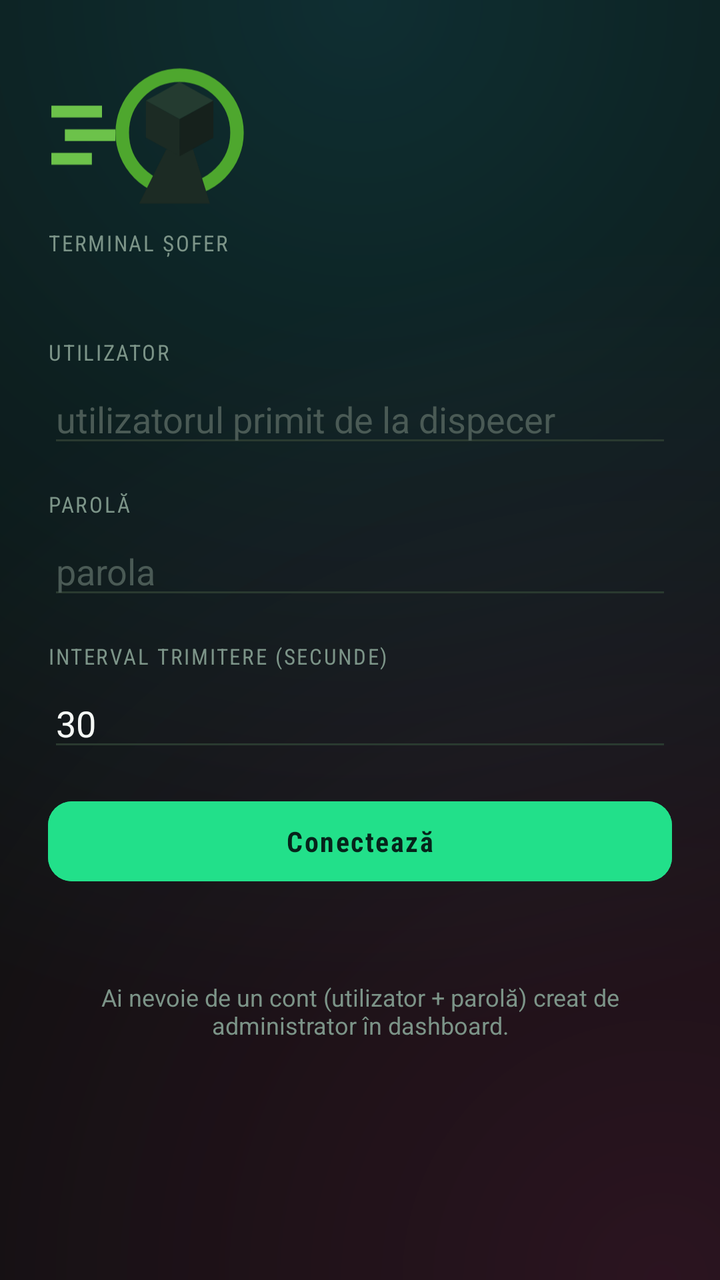
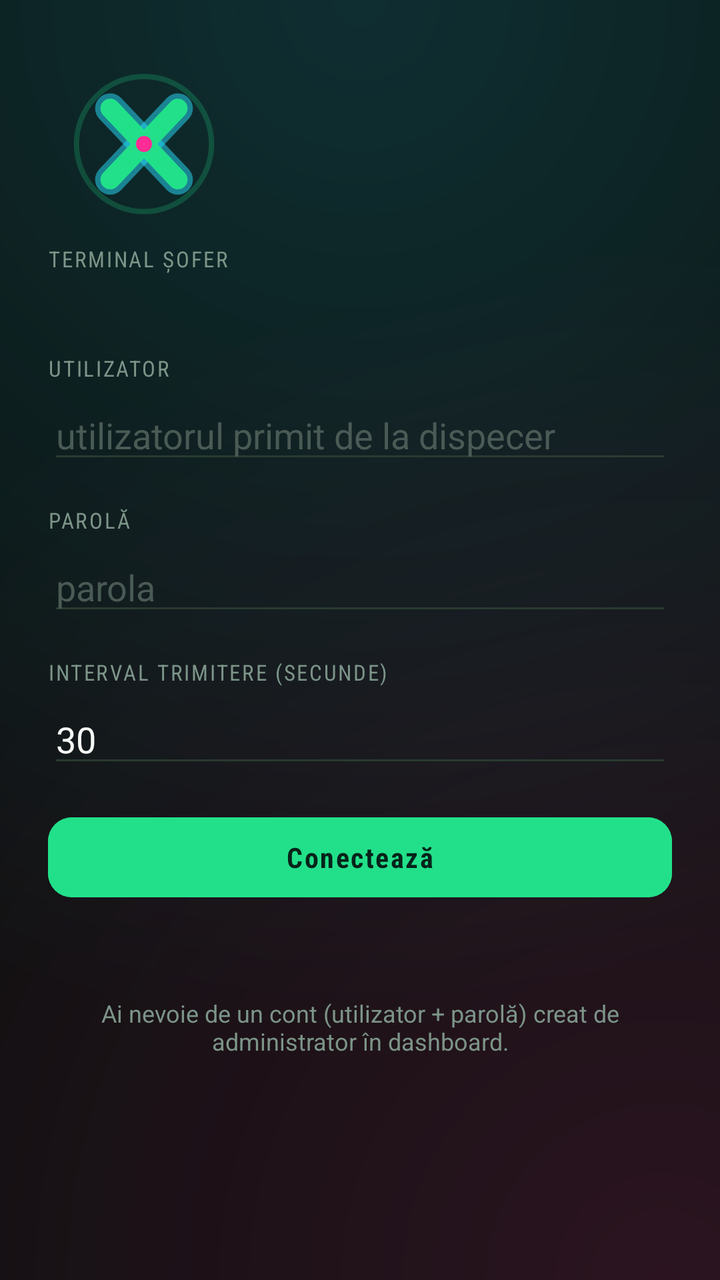

The first picture is an Android layout as it rendered before a commit; the second is the same layout after the commit. The layout source and the unified diff follow.
<!-- AndroidManifest.xml: application theme Theme.Material3.DayNight.NoActionBar -->
<!-- res/layout/activity_main.xml -->
<?xml version="1.0" encoding="utf-8"?>
<ScrollView xmlns:android="http://schemas.android.com/apk/res/android"
    xmlns:app="http://schemas.android.com/apk/res-auto"
    android:layout_width="match_parent"
    android:layout_height="match_parent"
    android:background="@drawable/bg_underground"
    android:fillViewport="true">

    <LinearLayout
        android:layout_width="match_parent"
        android:layout_height="wrap_content"
        android:orientation="vertical"
        android:padding="24dp">

        
        <LinearLayout
            android:layout_width="match_parent"
            android:layout_height="wrap_content"
            android:orientation="horizontal"
            android:gravity="center_vertical">

            <LinearLayout
                android:layout_width="0dp"
                android:layout_height="wrap_content"
                android:layout_weight="1"
                android:orientation="vertical">

                <ImageView
                    android:layout_width="wrap_content"
                    android:layout_height="88dp"
                    android:adjustViewBounds="true"
                    android:src="@drawable/ic_logo"
                    android:contentDescription="@string/app_name" />

                <TextView
                    style="@style/Lbl"
                    android:layout_marginTop="2dp"
                    android:text="Terminal șofer"
                    android:textColor="#7c9488" />
            </LinearLayout>

            <com.google.android.material.imageview.ShapeableImageView
                android:id="@+id/ivProfile"
                android:layout_width="44dp"
                android:layout_height="44dp"
                android:scaleType="centerCrop"
                android:background="#173a2a"
                android:visibility="gone"
                app:shapeAppearanceOverlay="@style/CircleImage"
                app:strokeColor="#2fe08a"
                app:strokeWidth="2dp" />
        </LinearLayout>

        
        <LinearLayout
            android:id="@+id/loginBox"
            android:layout_width="match_parent"
            android:layout_height="wrap_content"
            android:orientation="vertical"
            android:layout_marginTop="20dp">

            <TextView style="@style/Lbl" android:text="Utilizator" />
            <EditText
                android:id="@+id/etUser"
                style="@style/Inp"
                android:hint="utilizatorul primit de la dispecer"
                android:inputType="text"
                android:autofillHints="username" />

            <TextView style="@style/Lbl" android:text="Parolă" />
            <EditText
                android:id="@+id/etPass"
                style="@style/Inp"
                android:hint="parola"
                android:inputType="textPassword"
                android:autofillHints="password" />

            <TextView style="@style/Lbl" android:text="Interval trimitere (secunde)" />
            <EditText
                android:id="@+id/etInterval"
                style="@style/Inp"
                android:text="30"
                android:inputType="number" />

            <Button
                android:id="@+id/btnLogin"
                android:layout_width="match_parent"
                android:layout_height="wrap_content"
                android:layout_marginTop="16dp"
                android:backgroundTint="#22e08a"
                android:textColor="#06231a"
                android:fontFamily="sans-serif-condensed"
                android:textStyle="bold"
                android:letterSpacing="0.06"
                app:cornerRadius="12dp"
                android:text="Conectează" />

            <TextView
                android:id="@+id/tvLoginErr"
                android:layout_width="match_parent"
                android:layout_height="wrap_content"
                android:layout_marginTop="12dp"
                android:gravity="center"
                android:textColor="#ff5b60"
                android:textSize="13sp"
                android:text="" />

            <TextView
                android:layout_width="match_parent"
                android:layout_height="wrap_content"
                android:layout_marginTop="16dp"
                android:gravity="center"
                android:textColor="#7c9488"
                android:textSize="12sp"
                android:text="Ai nevoie de un cont (utilizator + parolă) creat de administrator în dashboard." />
        </LinearLayout>

        
        <LinearLayout
            android:id="@+id/onlineBox"
            android:layout_width="match_parent"
            android:layout_height="wrap_content"
            android:orientation="vertical"
            android:gravity="center_horizontal"
            android:visibility="gone">

            <TextView
                android:id="@+id/tvStatus"
                android:layout_width="wrap_content"
                android:layout_height="wrap_content"
                android:layout_marginTop="40dp"
                android:layout_marginBottom="20dp"
                android:text="○ OFFLINE"
                android:textSize="20sp"
                android:textStyle="bold" />

            <Button
                android:id="@+id/btnToggle"
                android:layout_width="match_parent"
                android:layout_height="120dp"
                android:backgroundTint="#22e08a"
                android:textColor="#06231a"
                android:textSize="26sp"
                android:textStyle="bold"
                android:fontFamily="sans-serif-condensed"
                android:letterSpacing="0.12"
                app:cornerRadius="16dp"
                android:text="GO ONLINE" />

            <Button
                android:id="@+id/btnRoutes"
                android:layout_width="match_parent"
                android:layout_height="wrap_content"
                android:layout_marginTop="28dp"
                android:backgroundTint="#18221d"
                android:textColor="#bdefff"
                android:fontFamily="sans-serif-condensed"
                android:letterSpacing="0.04"
                app:cornerRadius="12dp"
                app:strokeColor="#5528e0ff"
                app:strokeWidth="1dp"
                android:text="🛣️ Trasee" />

            <Button
                android:id="@+id/btnCourses"
                android:layout_width="match_parent"
                android:layout_height="wrap_content"
                android:layout_marginTop="12dp"
                android:backgroundTint="#18221d"
                android:textColor="#c9f7e6"
                android:fontFamily="sans-serif-condensed"
                android:letterSpacing="0.04"
                app:cornerRadius="12dp"
                app:strokeColor="#5522e08a"
                app:strokeWidth="1dp"
                android:text="💬 Chat cu dispecerul" />

            <TextView
                android:layout_width="match_parent"
                android:layout_height="wrap_content"
                android:layout_marginTop="28dp"
                android:textColor="#6e7681"
                android:textSize="12sp"
                android:text="La pornire alege „Permite tot timpul” pentru locație, ca urmărirea să meargă și cu telefonul blocat. Apasă iconița din dreapta sus pentru cont / deconectare." />
        </LinearLayout>

    </LinearLayout>
</ScrollView>
<!-- resources referenced by this layout -->
<resources>
  <!-- drawable bg_underground (drawable) -->
  <?xml version="1.0" encoding="utf-8"?>
  <layer-list xmlns:android="http://schemas.android.com/apk/res/android">
      <item>
          <shape android:shape="rectangle">
              <solid android:color="#0a0f0d" />
          </shape>
      </item>
      <item>
          <shape android:shape="rectangle">
              <gradient
                  android:type="radial"
                  android:gradientRadius="520dp"
                  android:centerX="0.5"
                  android:centerY="0.0"
                  android:startColor="#2628e0ff"
                  android:endColor="#000a0f0d" />
          </shape>
      </item>
      <item>
          <shape android:shape="rectangle">
              <gradient
                  android:type="radial"
                  android:gradientRadius="520dp"
                  android:centerX="0.92"
                  android:centerY="1.0"
                  android:startColor="#22ff2d95"
                  android:endColor="#000a0f0d" />
          </shape>
      </item>
  </layer-list>
  <!-- drawable ic_logo (drawable) -->
  <vector xmlns:android="http://schemas.android.com/apk/res/android"
      android:width="128dp"
      android:height="104dp"
      android:viewportWidth="128"
      android:viewportHeight="104">
      
      <path android:fillColor="#6cc24a" android:pathData="M2,34 h30 v7 h-30 z" />
      <path android:fillColor="#6cc24a" android:pathData="M10,48 h30 v7 h-30 z" />
      <path android:fillColor="#6cc24a" android:pathData="M2,62 h24 v7 h-24 z" />
      
      <path
          android:fillColor="#00000000"
          android:strokeColor="#4ea72e"
          android:strokeWidth="8"
          android:pathData="M44,50 a34,34 0 1,1 68,0 a34,34 0 1,1 -68,0" />
      
      <path android:fillColor="#1c2b24" android:pathData="M54,92 L70,60 L86,60 L96,92 Z" />
      
      <path android:fillColor="#243b30" android:pathData="M78,20 L98,31 L78,42 L58,31 Z" />
      <path android:fillColor="#1c2b24" android:pathData="M58,31 L78,42 L78,64 L58,53 Z" />
      <path android:fillColor="#16211c" android:pathData="M98,31 L78,42 L78,64 L98,53 Z" />
  </vector>
  <string name="app_name">Street X Underground</string>
  <style name="CircleImage">
          <item name="cornerFamily">rounded</item>
          <item name="cornerSize">50%</item>
      </style>
  <style name="Inp">
          <item name="android:layout_width">match_parent</item>
          <item name="android:layout_height">wrap_content</item>
          <item name="android:textColor">#f5f8f5</item>
          <item name="android:textColorHint">#4a5a55</item>
          <item name="android:backgroundTint">#2a3a30</item>
      </style>
  <style name="Lbl">
          <item name="android:layout_width">wrap_content</item>
          <item name="android:layout_height">wrap_content</item>
          <item name="android:layout_marginTop">16dp</item>
          <item name="android:layout_marginBottom">4dp</item>
          <item name="android:textColor">#7c9488</item>
          <item name="android:textSize">11sp</item>
          <item name="android:fontFamily">sans-serif-condensed</item>
          <item name="android:letterSpacing">0.08</item>
          <item name="android:textAllCaps">true</item>
      </style>
</resources>

<!-- the commit's change to res/layout/activity_main.xml (unified diff, before → after) -->
@@ -27,9 +27,9 @@
 
                 <ImageView
                     android:layout_width="wrap_content"
-                    android:layout_height="88dp"
+                    android:layout_height="96dp"
                     android:adjustViewBounds="true"
-                    android:src="@drawable/ic_logo"
+                    android:src="@drawable/ic_launcher_foreground"
                     android:contentDescription="@string/app_name" />
 
                 <TextView
<!-- resource entries referenced after the edit -->
@@ -31,28 +31,45 @@
           </shape>
       </item>
   </layer-list>
-  <!-- drawable ic_logo (drawable) -->
+  <!-- drawable ic_launcher_foreground (drawable) -->
   <vector xmlns:android="http://schemas.android.com/apk/res/android"
-      android:width="128dp"
-      android:height="104dp"
-      android:viewportWidth="128"
-      android:viewportHeight="104">
-      
-      <path android:fillColor="#6cc24a" android:pathData="M2,34 h30 v7 h-30 z" />
-      <path android:fillColor="#6cc24a" android:pathData="M10,48 h30 v7 h-30 z" />
-      <path android:fillColor="#6cc24a" android:pathData="M2,62 h24 v7 h-24 z" />
+      android:width="108dp"
+      android:height="108dp"
+      android:viewportWidth="108"
+      android:viewportHeight="108">
       
       <path
           android:fillColor="#00000000"
-          android:strokeColor="#4ea72e"
-          android:strokeWidth="8"
-          android:pathData="M44,50 a34,34 0 1,1 68,0 a34,34 0 1,1 -68,0" />
+          android:strokeColor="#22e08a"
+          android:strokeAlpha="0.22"
+          android:strokeWidth="3"
+          android:pathData="M54,54m-38,0a38,38 0 1,0 76,0a38,38 0 1,0 -76,0" />
       
-      <path android:fillColor="#1c2b24" android:pathData="M54,92 L70,60 L86,60 L96,92 Z" />
+      <path
+          android:strokeColor="#28e0ff"
+          android:strokeAlpha="0.5"
+          android:strokeWidth="17"
+          android:strokeLineCap="round"
+          android:pathData="M35,34 L73,74" />
+      <path
+          android:strokeColor="#28e0ff"
+          android:strokeAlpha="0.5"
+          android:strokeWidth="17"
+          android:strokeLineCap="round"
+          android:pathData="M73,34 L35,74" />
       
-      <path android:fillColor="#243b30" android:pathData="M78,20 L98,31 L78,42 L58,31 Z" />
-      <path android:fillColor="#1c2b24" android:pathData="M58,31 L78,42 L78,64 L58,53 Z" />
-      <path android:fillColor="#16211c" android:pathData="M98,31 L78,42 L78,64 L98,53 Z" />
+      <path
+          android:strokeColor="#22e08a"
+          android:strokeWidth="11"
+          android:strokeLineCap="round"
+          android:pathData="M35,34 L73,74" />
+      <path
+          android:strokeColor="#22e08a"
+          android:strokeWidth="11"
+          android:strokeLineCap="round"
+          android:pathData="M73,34 L35,74" />
+      
+      <path android:fillColor="#ff2d95" android:pathData="M54,54m-4.5,0a4.5,4.5 0 1,0 9,0a4.5,4.5 0 1,0 -9,0" />
   </vector>
   <string name="app_name">Street X Underground</string>
   <style name="CircleImage">
